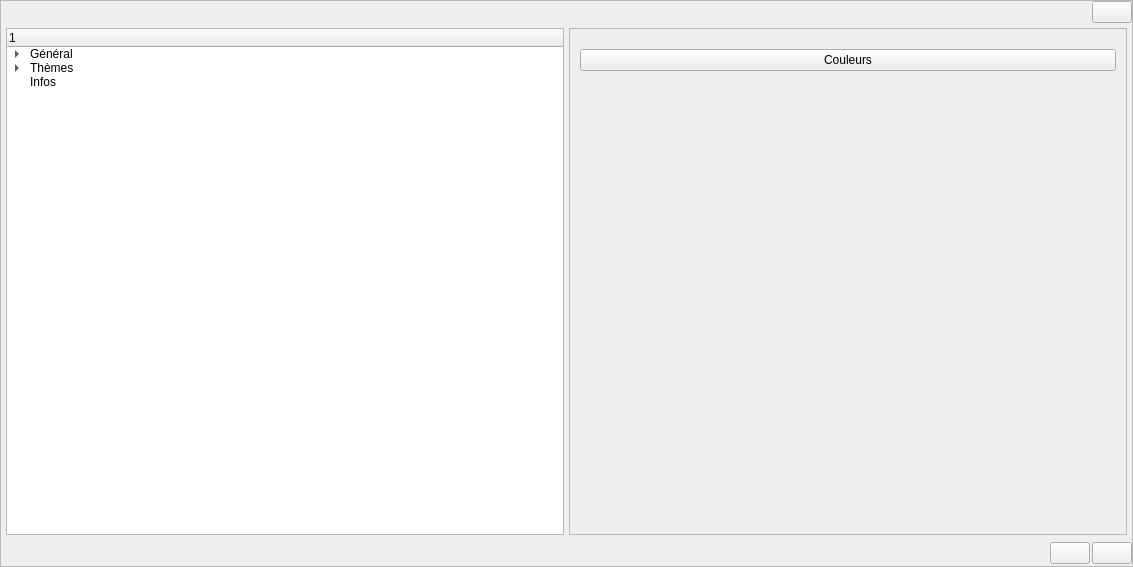
Before: the Qt Designer form src/gui/dlg.ui in LaM0uette/PySide6_Blank_Project_demo, drawn with Qt 5.
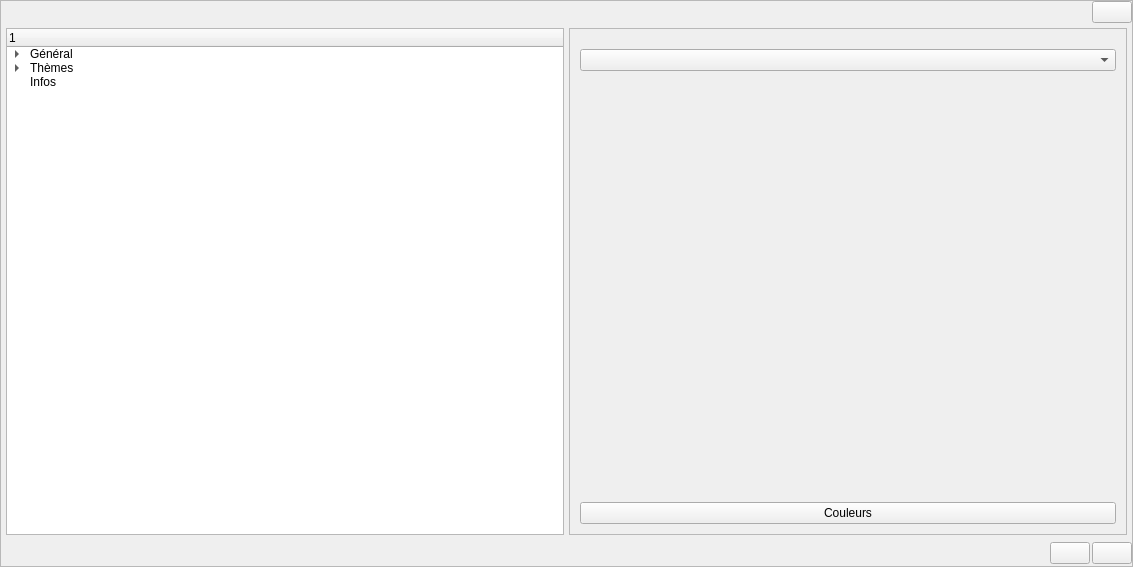
After: the same form once the commit is applied. The open tabs and pages were chosen to show the change.

Diff of the .ui file:
```diff
--- a/src/gui/dlg.ui
+++ b/src/gui/dlg.ui
@@ -998,11 +998,7 @@
                      <number>10</number>
                     </property>
                     <item>
-                     <widget class="QPushButton" name="pb_opt_theme_colors">
-                      <property name="text">
-                       <string>Couleurs</string>
-                      </property>
-                     </widget>
+                     <widget class="QComboBox" name="cb_opt_tm_theme"/>
                     </item>
                     <item>
                      <spacer name="verticalSpacer_4">
@@ -1017,6 +1013,13 @@
                       </property>
                      </spacer>
                     </item>
+                    <item>
+                     <widget class="QPushButton" name="pb_opt_tm_colors">
+                      <property name="text">
+                       <string>Couleurs</string>
+                      </property>
+                     </widget>
+                    </item>
                    </layout>
                   </widget>
                   <widget class="QWidget" name="pg_opt_tcolors"/>
```
